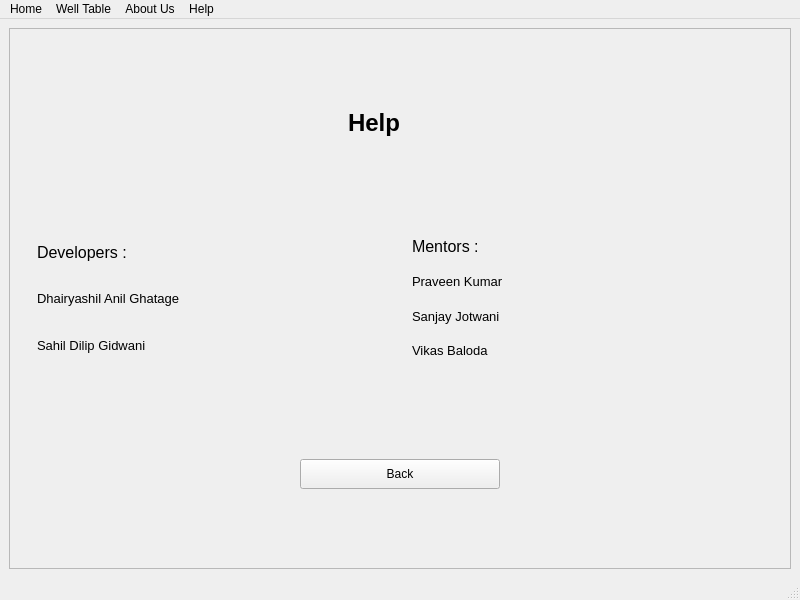
Before: the Qt Designer form help.ui in dhairyashil-G/CGWB-Desktop-App, drawn with Qt 5.
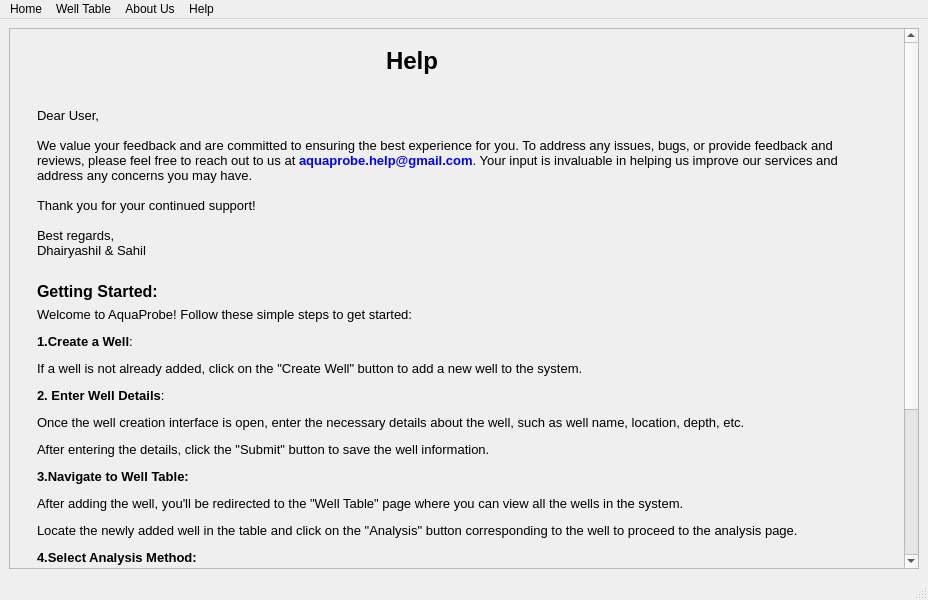
After: the same form once the commit is applied. Icons and pictures are not drawn.

Diff of the .ui file:
```diff
--- a/help.ui
+++ b/help.ui
@@ -6,7 +6,7 @@
    <rect>
     <x>0</x>
     <y>0</y>
-    <width>800</width>
+    <width>928</width>
     <height>600</height>
    </rect>
   </property>
@@ -24,9 +24,9 @@
        <property name="geometry">
         <rect>
          <x>0</x>
-         <y>0</y>
-         <width>780</width>
-         <height>539</height>
+         <y>-172</y>
+         <width>891</width>
+         <height>899</height>
         </rect>
        </property>
        <layout class="QVBoxLayout" name="verticalLayout_2">
@@ -43,8 +43,8 @@
             <widget class="QLabel" name="label_3">
              <property name="maximumSize">
               <size>
-               <width>150</width>
-               <height>200</height>
+               <width>110</width>
+               <height>150</height>
               </size>
              </property>
              <property name="text">
@@ -113,32 +113,47 @@
          </widget>
         </item>
         <item>
-         <widget class="QWidget" name="widget_2" native="true">
-          <property name="minimumSize">
-           <size>
-            <width>300</width>
-            <height>0</height>
-           </size>
+         <widget class="QWidget" name="widget_6" native="true">
+          <property name="styleSheet">
+           <string notr="true"/>
           </property>
-          <layout class="QHBoxLayout" name="horizontalLayout_2">
+          <layout class="QVBoxLayout" name="verticalLayout_5">
+           <item>
+            <widget class="QWidget" name="widget_2" native="true">
+             <property name="minimumSize">
+              <size>
+               <width>300</width>
+               <height>0</height>
+              </size>
+             </property>
+             <layout class="QHBoxLayout" name="horizontalLayout_2">
+              <item>
+               <widget class="QLabel" name="label_4">
+                <property name="text">
+                 <string>&lt;html&gt;&lt;head/&gt;&lt;body&gt;&lt;p&gt;&lt;span style=&quot; font-size:10pt;&quot;&gt;Dear User,&lt;br/&gt;&lt;br/&gt;We value your feedback and are committed to ensuring the best experience for you. To address any issues, bugs, or provide feedback and reviews, please feel free to reach out to us at &lt;/span&gt;&lt;span style=&quot; font-size:10pt; font-weight:600; color:#0000ff;&quot;&gt;aquaprobe.help@gmail.com&lt;/span&gt;&lt;span style=&quot; font-size:10pt;&quot;&gt;. Your input is invaluable in helping us improve our services and address any concerns you may have.&lt;br/&gt;&lt;br/&gt;Thank you for your continued support!&lt;br/&gt;&lt;br/&gt;Best regards,&lt;br/&gt;Dhairyashil &amp;amp; Sahil&lt;/span&gt;&lt;/p&gt;&lt;/body&gt;&lt;/html&gt;</string>
+                </property>
+                <property name="wordWrap">
+                 <bool>true</bool>
+                </property>
+               </widget>
+              </item>
+             </layout>
+            </widget>
+           </item>
            <item>
             <widget class="QWidget" name="widget_4" native="true">
-             <property name="font">
-              <font>
-               <weight>50</weight>
-               <bold>false</bold>
-              </font>
-             </property>
              <layout class="QVBoxLayout" name="verticalLayout_3">
               <item>
-               <widget class="QLabel" name="label_4">
+               <widget class="QLabel" name="label_7">
                 <property name="font">
                  <font>
                   <pointsize>12</pointsize>
+                  <weight>75</weight>
+                  <bold>true</bold>
                  </font>
                 </property>
                 <property name="text">
-                 <string>Developers :</string>
+                 <string>&lt;html&gt;&lt;head/&gt;&lt;body&gt;&lt;p&gt;Getting Started:&lt;/p&gt;&lt;/body&gt;&lt;/html&gt;</string>
                 </property>
                </widget>
               </item>
@@ -149,74 +164,14 @@
                   <pointsize>10</pointsize>
                  </font>
                 </property>
-                <property name="text">
-                 <string>Dhairyashil Anil Ghatage</string>
+                <property name="styleSheet">
+                 <string notr="true">margin-x:50px;</string>
                 </property>
-               </widget>
-              </item>
-              <item>
-               <widget class="QLabel" name="label_8">
-                <property name="font">
-                 <font>
-                  <pointsize>10</pointsize>
-                 </font>
-                </property>
                 <property name="text">
-                 <string>Sahil Dilip Gidwani</string>
+                 <string>&lt;html&gt;&lt;head/&gt;&lt;body&gt;&lt;p&gt;Welcome to AquaProbe! Follow these simple steps to get started:&lt;/p&gt;&lt;p&gt;&lt;span style=&quot; font-weight:600;&quot;&gt;1.&lt;/span&gt;&lt;span style=&quot; font-weight:600;&quot;&gt;Create a Well&lt;/span&gt;:&lt;/p&gt;&lt;p&gt;If a well is not already added, click on the &amp;quot;Create Well&amp;quot; button to add a new well to the system.&lt;/p&gt;&lt;p&gt;&lt;span style=&quot; font-weight:600;&quot;&gt;2. Enter Well Details&lt;/span&gt;:&lt;/p&gt;&lt;p&gt;Once the well creation interface is open, enter the necessary details about the well, such as well name, location, depth, etc.&lt;/p&gt;&lt;p&gt;After entering the details, click the &amp;quot;Submit&amp;quot; button to save the well information.&lt;/p&gt;&lt;p&gt;&lt;span style=&quot; font-weight:600;&quot;&gt;3.Navigate to Well Table:&lt;/span&gt;&lt;/p&gt;&lt;p&gt;After adding the well, you'll be redirected to the &amp;quot;Well Table&amp;quot; page where you can view all the wells in the system.&lt;/p&gt;&lt;p&gt;Locate the newly added well in the table and click on the &amp;quot;Analysis&amp;quot; button corresponding to the well to proceed to the analysis page.&lt;/p&gt;&lt;p&gt;&lt;span style=&quot; font-weight:600;&quot;&gt;4.Select Analysis Method:&lt;/span&gt;&lt;/p&gt;&lt;p&gt;On the analysis page, you'll find options to select the analysis method for the well.&lt;/p&gt;&lt;p&gt;Choose from available methods such as Theis, Theis Recovery, or Cooper Jacob for conducting the analysis.&lt;/p&gt;&lt;p&gt;&lt;span style=&quot; font-weight:600;&quot;&gt;5.Save Analysis Reports:&lt;/span&gt;&lt;/p&gt;&lt;p&gt;Once the analysis is complete, you have the option to save individual method analysis reports or generate a combined report.&lt;/p&gt;&lt;p&gt;Click on the respective buttons to save the reports as per your preference.&lt;/p&gt;&lt;/body&gt;&lt;/html&gt;</string>
                 </property>
-               </widget>
-              </item>
-             </layout>
-            </widget>
-           </item>
-           <item>
-            <widget class="QWidget" name="widget_5" native="true">
-             <layout class="QVBoxLayout" name="verticalLayout_4">
-              <item>
-               <widget class="QLabel" name="label_11">
-                <property name="font">
-                 <font>
-                  <pointsize>12</pointsize>
-                 </font>
-                </property>
-                <property name="text">
-                 <string>Mentors :</string>
-                </property>
-               </widget>
-              </item>
-              <item>
-               <widget class="QLabel" name="label_10">
-                <property name="font">
-                 <font>
-                  <pointsize>10</pointsize>
-                 </font>
-                </property>
-                <property name="text">
-                 <string>Praveen Kumar</string>
-                </property>
-               </widget>
-              </item>
-              <item>
-               <widget class="QLabel" name="label_9">
-                <property name="font">
-                 <font>
-                  <pointsize>10</pointsize>
-                 </font>
-                </property>
-                <property name="text">
-                 <string>Sanjay Jotwani</string>
-                </property>
-               </widget>
-              </item>
-              <item>
-               <widget class="QLabel" name="label_12">
-                <property name="font">
-                 <font>
-                  <pointsize>10</pointsize>
-                 </font>
-                </property>
-                <property name="text">
-                 <string>Vikas Baloda</string>
+                <property name="wordWrap">
+                 <bool>true</bool>
                 </property>
                </widget>
               </item>
@@ -268,7 +223,7 @@
     <rect>
      <x>0</x>
      <y>0</y>
-     <width>800</width>
+     <width>928</width>
      <height>21</height>
     </rect>
    </property>
```
Left out of the diff: 2 changed lines with no effect on the pictures.
